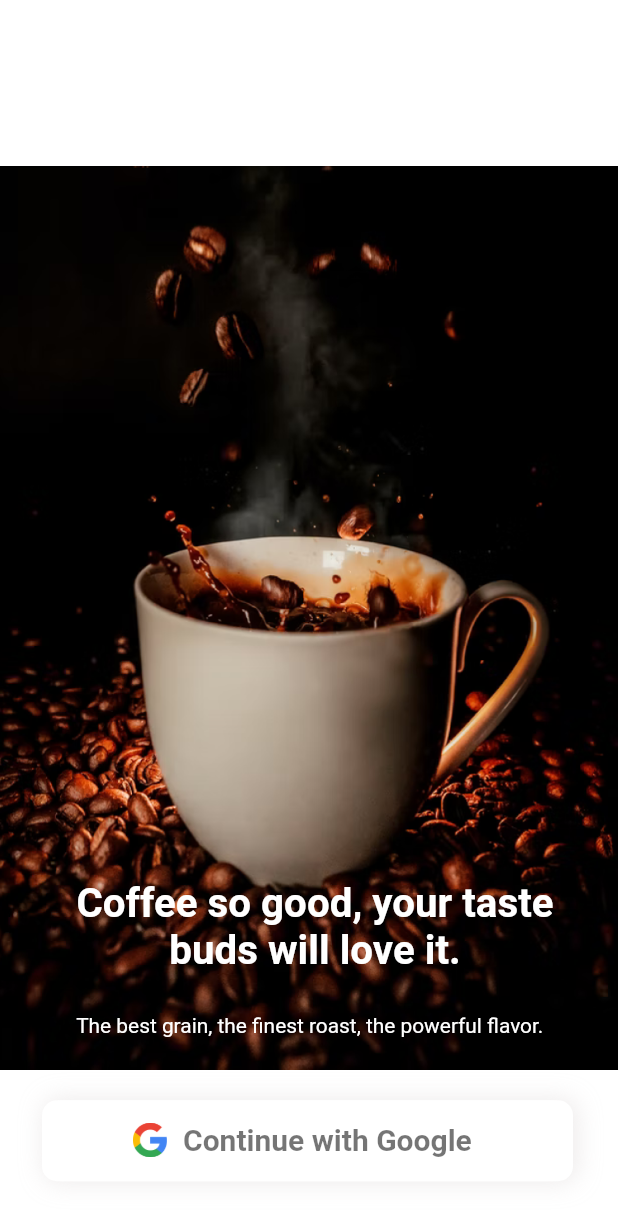
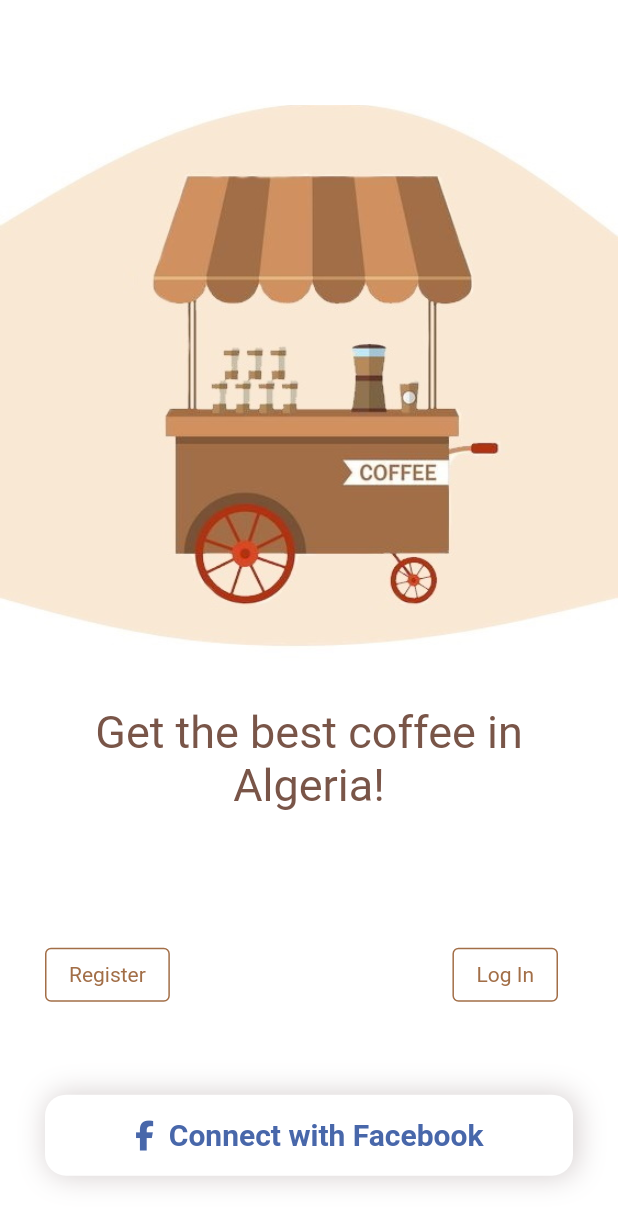
Before and after one commit to dina993/coffeeApp, a Flutter app: the screen it shows after launch, after a tap on "Continue with Google", on a phone screen of 412 x 824 dp. Shown: the top 1225 px of the screen. Run offline on Flutter 3.47's test engine with Material 2 defaults, Android fonts, the phone set to English and light mode, and no system bars; our stand-ins replace flutter_screenutil, flutter_spinkit, font_awesome_flutter, get_it; Roboto replaces fonts that are missing (ExpoArabic-Regular, ExpoArabic-SemiBold, PublicSans-Light); project files that could hold a hidden picture were left out.

Commit message:
mainScreen

```diff
--- a/lib/main.dart
+++ b/lib/main.dart
@@ -11,6 +11,7 @@ import 'package:flutter_screenutil/flutter_screenutil.dart';
 
 void main() async{
   await init();
+
   runApp(const MyApp());
 }
 
--- /dev/null
+++ b/lib/main_screen/main_screen.dart
@@ -0,0 +1,116 @@
+import 'package:coffee_app/utiles/colorManger.dart';
+import 'package:flutter/material.dart';
+import 'package:font_awesome_flutter/font_awesome_flutter.dart';
+
+import '../widget/custome_text.dart';
+
+class MainScreen extends StatefulWidget {
+  static const String id='MainScreen';
+  const MainScreen({super.key});
+
+  @override
+  _LoginState createState() => _LoginState();
+}
+
+class _LoginState extends State<MainScreen> {
+  @override
+  Widget build(BuildContext context) {
+    return Scaffold(
+        backgroundColor: Colors.white,
+        body: Column(
+            crossAxisAlignment: CrossAxisAlignment.center,
+            children: <Widget>[
+              Padding(
+                padding: const EdgeInsets.only(top: 70, bottom: 30),
+                child: Container(
+                  height: MediaQuery.of(context).size.height * .45,
+                  decoration: const BoxDecoration(
+                    image: DecorationImage(
+                      image: AssetImage("assets/coffeshop.jpg"),
+                      fit: BoxFit.fitWidth,
+                    ),
+                  ),
+                ),
+              ),
+              CustomTextWidget(
+                  title: "Get the best coffee in Algeria!",
+                  size: 30,paddingStart: 15,paddingEnd: 15,
+                  textAlign: TextAlign.center,
+                  fontWeight: FontWeight.w400,
+                  color: Colors.brown),
+              const SizedBox(height: 70),
+              Padding(
+                padding: const EdgeInsets.symmetric(horizontal: 20),
+                child: Row(
+                  mainAxisAlignment: MainAxisAlignment.spaceBetween,
+                  children: <Widget>[
+                    Padding(
+                        padding:  const EdgeInsetsDirectional.only(start: 10,top: 15,bottom: 16,),
+                        child: OutlinedButton(
+                          // padding: EdgeInsets.fromLTRB(55, 15, 55, 15),
+                          onPressed: () {},
+                          style: OutlinedButton.styleFrom(
+                            side: const BorderSide(color: ColorManager.darkBrown),
+                          ),
+                          child: CustomTextWidget(
+                            title: "Register",
+                            color: ColorManager.darkBrown,
+                          ),
+                        ),
+                      ),
+
+                    Padding(
+                      padding:  const EdgeInsetsDirectional.only(start: 10,top: 15,bottom: 16,end: 20),
+                      child: OutlinedButton(
+                        // padding: EdgeInsets.fromLTRB(60, 15, 60, 15),
+                        onPressed: () {},
+                        style: OutlinedButton.styleFrom(
+                            side: const BorderSide(color: ColorManager.darkBrown),
+                         ),
+                        child: CustomTextWidget(
+                          title:"Log In",color: ColorManager.darkBrown),
+                      ),
+                    ),
+                  ],
+                ),
+              ),
+              const SizedBox(height: 25),
+             Padding(
+               padding: const EdgeInsetsDirectional.only(start:30,top: 15,bottom: 15,end: 30),
+               child: Container(
+                    height: 54,
+                    decoration:  BoxDecoration(
+                        color: ColorManager.white,
+                        borderRadius: BorderRadius.all(Radius.circular(14)),
+                    boxShadow: [
+                     BoxShadow(
+    color: const Color(0xffc6bdbd).withOpacity(0.7),
+    spreadRadius: 1,
+    blurRadius: 16,
+    offset: const Offset(2, 0), // changes position of shadow
+    ),
+                       ],
+                    ),
+                 padding: const EdgeInsetsDirectional.only(start:60,),
+                    child:
+                    Row(children: [
+                        const FaIcon(FontAwesomeIcons.facebookF,
+                            size: 20, color: Color(0xFF4867AA)),   const SizedBox(width: 10,),
+                        CustomTextWidget(
+                          title:"Connect with Facebook",
+                          size: 20,
+                          color: Color(0xFF4867AA),
+                          fontFamily: 'ExpoArabic-SemiBold',
+                          textAlign: TextAlign.center,
+                          fontWeight: FontWeight.w600,
+                          decoration: TextDecoration.none,
+                        ),
+                      ],
+                    ),
+
+                  ),
+             ),
+
+            ]));
+  }
+}
--- a/lib/splash_screen/splash_screen.dart
+++ b/lib/splash_screen/splash_screen.dart
@@ -5,6 +5,7 @@ import 'package:coffee_app/utiles/colorManger.dart';
 import 'package:coffee_app/widget/button.dart';
 import 'package:coffee_app/widget/custome_text.dart';
 import 'package:flutter/material.dart';
+import 'package:flutter/services.dart';
 import 'package:flutter_screenutil/flutter_screenutil.dart';
 
 class SplashScreen extends StatelessWidget {
@@ -13,7 +14,11 @@ class SplashScreen extends StatelessWidget {
 
   @override
   Widget build(BuildContext context) {
-    return Container(
+    return AnnotatedRegion<SystemUiOverlayStyle>(
+        value: const SystemUiOverlayStyle(
+        statusBarColor: ColorManager.black20,
+    ),
+    child:Container(
         height: double.infinity,
             decoration: const BoxDecoration(
                 image:
@@ -59,6 +64,6 @@ class SplashScreen extends StatelessWidget {
             ),
     )
       // This trailing comma makes auto-formatting nicer for build methods.
-    ;
+    );
   }
 }
--- a/lib/utiles/colorManger.dart
+++ b/lib/utiles/colorManger.dart
@@ -35,5 +35,6 @@ class ColorManager{
   static const Color shimmerBackGroundColor = Color(0xffE0E0E0);
   static const Color red=Color(0xffE00000);
   static const Color red_r1=Color(0xffF53649);
+  static const Color darkBrown=Color(0xFFA26E47);
 
 }
--- a/lib/utiles/routers.dart
+++ b/lib/utiles/routers.dart
@@ -1,3 +1,4 @@
+import 'package:coffee_app/main_screen/main_screen.dart';
 import 'package:coffee_app/splash_screen/splash_screen.dart';
 import 'package:coffee_app/utiles/staticVar.dart';
 import 'package:flutter/cupertino.dart';
@@ -12,6 +13,10 @@ class Routers {
         return MaterialPageRoute(
           builder: (_) => const SplashScreen(),
         );
+        case MainScreen.id:
+        return MaterialPageRoute(
+          builder: (_) => const MainScreen(),
+        );
       default:
         return MaterialPageRoute(
           builder: (_) => Scaffold(
--- a/lib/widget/button.dart
+++ b/lib/widget/button.dart
@@ -1,7 +1,10 @@
 
 
 
+import 'package:coffee_app/main_screen/main_screen.dart';
 import 'package:coffee_app/utiles/colorManger.dart';
+import 'package:coffee_app/utiles/getIt.dart';
+import 'package:coffee_app/utiles/navigation_services.dart';
 import 'package:coffee_app/utiles/staticVar.dart';
 import 'package:coffee_app/widget/custome_text.dart';
 import 'package:flutter/material.dart';
@@ -33,7 +36,9 @@ class Buttons{
         child:
 
             GestureDetector(
-                  onTap: () {},
+                  onTap: () {
+                    getIt<NavigationService>().navigateTo(MainScreen.id);
+                  },
                   child: Container(
                     height: 54,
                     padding: const EdgeInsetsDirectional.only(start: 60,top: 15,bottom: 16,end: 43),
--- a/pubspec.yaml
+++ b/pubspec.yaml
@@ -41,6 +41,7 @@ dependencies:
   google_sign_in: ^6.1.4
   flutter_screenutil: ^5.8.4
   skeleton_text: 3.0.0
+  font_awesome_flutter:
   get_it: ^7.6.0
 
 dev_dependencies:
```
Also changed, not shown: assets/coffeshop.jpg (added), pubspec.lock.
